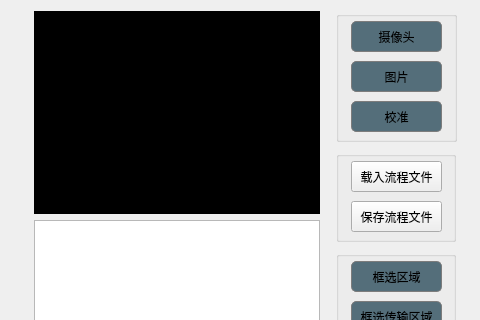
Old version of the form mainwindow.ui in the repository alphonso64/FCTDemo; both pictures show x 840 to 1320 and y 0 to 320 of the 1320 by 658 pixel window.
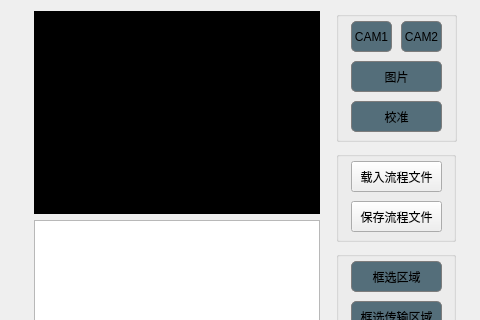
New version of the form. Custom widgets are drawn as their Qt base class.

What changed in the file:
```diff
--- a/mainwindow.ui
+++ b/mainwindow.ui
@@ -112,7 +112,7 @@
                  <rect>
                   <x>15</x>
                   <y>10</y>
-                  <width>91</width>
+                  <width>41</width>
                   <height>31</height>
                  </rect>
                 </property>
@@ -126,7 +126,7 @@
 QPushButton:disabled{background-color: rgba(0, 77, 64,  255);  border: 1px solid rgb(124, 124, 124); border-radius:5px;}</string>
                 </property>
                 <property name="text">
-                 <string>摄像头</string>
+                 <string>CAM1</string>
                 </property>
                </widget>
                <widget class="QPushButton" name="picButton">
@@ -167,6 +167,28 @@
                  <string>校准</string>
                 </property>
                </widget>
+               <widget class="QPushButton" name="camButton_2">
+                <property name="geometry">
+                 <rect>
+                  <x>65</x>
+                  <y>10</y>
+                  <width>41</width>
+                  <height>31</height>
+                 </rect>
+                </property>
+                <property name="focusPolicy">
+                 <enum>Qt::ClickFocus</enum>
+                </property>
+                <property name="styleSheet">
+                 <string notr="true">QPushButton:checked{background-color: rgba(38, 166, 154,  255);  border: 1px solid rgb(124, 124, 124); border-radius:5px;}
+QPushButton{background-color: rgba(84, 110, 122,  255);  border: 1px solid rgb(124, 124, 124); border-radius:5px;}
+QPushButton:pressed{background-color: rgba(0, 77, 64,  255);  border: 1px solid rgb(124, 124, 124); border-radius:5px;}
+QPushButton:disabled{background-color: rgba(0, 77, 64,  255);  border: 1px solid rgb(124, 124, 124); border-radius:5px;}</string>
+                </property>
+                <property name="text">
+                 <string>CAM2</string>
+                </property>
+               </widget>
               </widget>
               <widget class="QGroupBox" name="groupBox_2">
                <property name="geometry">
```
Left out of the diff: 2 changed lines with no effect on the pictures.
